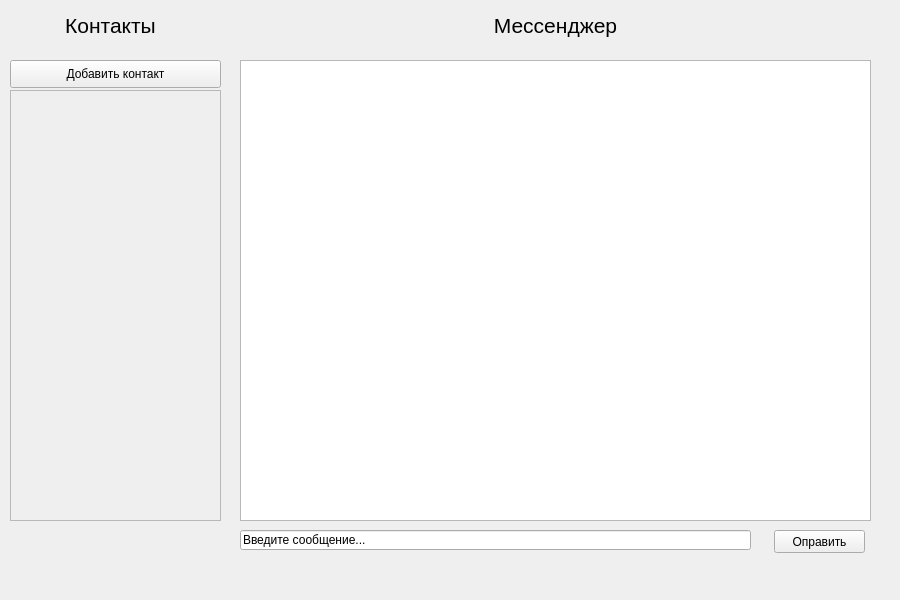
First picture: the form in application/main_interface.ui, repository daze7/messenger, before the edit.
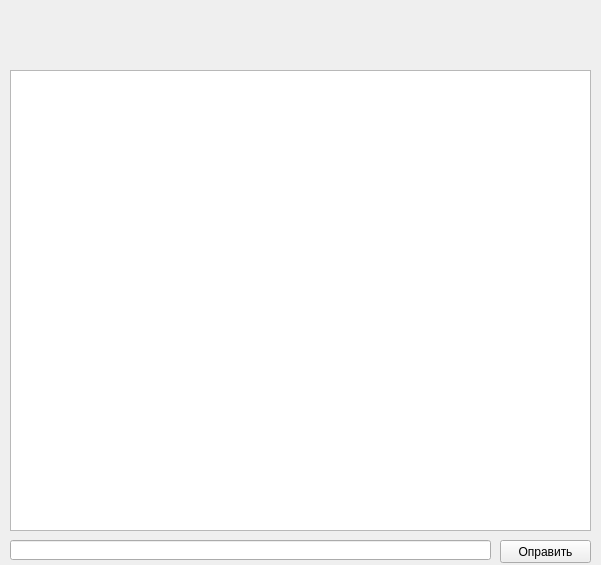
Second picture: the form after the edit.

Patch:
```diff
--- a/application/main_interface.ui
+++ b/application/main_interface.ui
@@ -6,19 +6,19 @@
    <rect>
     <x>0</x>
     <y>0</y>
-    <width>900</width>
-    <height>600</height>
+    <width>601</width>
+    <height>565</height>
    </rect>
   </property>
   <property name="minimumSize">
    <size>
-    <width>900</width>
-    <height>600</height>
+    <width>600</width>
+    <height>500</height>
    </size>
   </property>
   <property name="maximumSize">
    <size>
-    <width>900</width>
+    <width>800</width>
     <height>600</height>
    </size>
   </property>
@@ -32,9 +32,9 @@
    <widget class="QTextBrowser" name="msg_field">
     <property name="geometry">
      <rect>
-      <x>240</x>
-      <y>60</y>
-      <width>631</width>
+      <x>10</x>
+      <y>70</y>
+      <width>581</width>
       <height>461</height>
      </rect>
     </property>
@@ -49,40 +49,41 @@
    <widget class="QLabel" name="label">
     <property name="geometry">
      <rect>
-      <x>240</x>
-      <y>0</y>
-      <width>631</width>
-      <height>51</height>
+      <x>10</x>
+      <y>10</y>
+      <width>581</width>
+      <height>41</height>
      </rect>
     </property>
+    <property name="font">
+     <font>
+      <pointsize>16</pointsize>
+     </font>
+    </property>
     <property name="text">
-     <string>&lt;html&gt;&lt;head/&gt;&lt;body&gt;&lt;p align=&quot;center&quot;&gt;&lt;span style=&quot; font-size:16pt;&quot;&gt;Мессенджер&lt;/span&gt;&lt;/p&gt;&lt;/body&gt;&lt;/html&gt;</string>
+     <string/>
     </property>
-   </widget>
-   <widget class="QLabel" name="label_2">
-    <property name="geometry">
-     <rect>
-      <x>0</x>
-      <y>0</y>
-      <width>221</width>
-      <height>51</height>
-     </rect>
+    <property name="textFormat">
+     <enum>Qt::PlainText</enum>
     </property>
-    <property name="text">
-     <string>&lt;html&gt;&lt;head/&gt;&lt;body&gt;&lt;p align=&quot;center&quot;&gt;&lt;span style=&quot; font-size:16pt;&quot;&gt;Контакты&lt;/span&gt;&lt;/p&gt;&lt;/body&gt;&lt;/html&gt;</string>
+    <property name="alignment">
+     <set>Qt::AlignCenter</set>
     </property>
    </widget>
    <widget class="QLineEdit" name="msg_text">
     <property name="geometry">
      <rect>
-      <x>240</x>
-      <y>530</y>
-      <width>511</width>
+      <x>10</x>
+      <y>540</y>
+      <width>481</width>
       <height>20</height>
      </rect>
     </property>
+    <property name="inputMask">
+     <string/>
+    </property>
     <property name="text">
-     <string>Введите сообщение...</string>
+     <string/>
     </property>
     <property name="maxLength">
      <number>2500</number>
@@ -91,8 +92,8 @@
    <widget class="QPushButton" name="msg_send">
     <property name="geometry">
      <rect>
-      <x>774</x>
-      <y>530</y>
+      <x>500</x>
+      <y>540</y>
       <width>91</width>
       <height>23</height>
      </rect>
@@ -116,42 +117,6 @@
      <bool>false</bool>
     </property>
    </widget>
-   <widget class="QPushButton" name="add_user">
-    <property name="geometry">
-     <rect>
-      <x>10</x>
-      <y>60</y>
-      <width>211</width>
-      <height>28</height>
-     </rect>
-    </property>
-    <property name="text">
-     <string>Добавить контакт</string>
-    </property>
-   </widget>
-   <widget class="QScrollArea" name="scrollArea">
-    <property name="geometry">
-     <rect>
-      <x>10</x>
-      <y>90</y>
-      <width>211</width>
-      <height>431</height>
-     </rect>
-    </property>
-    <property name="widgetResizable">
-     <bool>true</bool>
-    </property>
-    <widget class="QWidget" name="scrollAreaWidgetContents">
-     <property name="geometry">
-      <rect>
-       <x>0</x>
-       <y>0</y>
-       <width>209</width>
-       <height>429</height>
-      </rect>
-     </property>
-    </widget>
-   </widget>
   </widget>
  </widget>
  <resources/>
```
Left out of the diff: 2 changed lines with no effect on the pictures.
